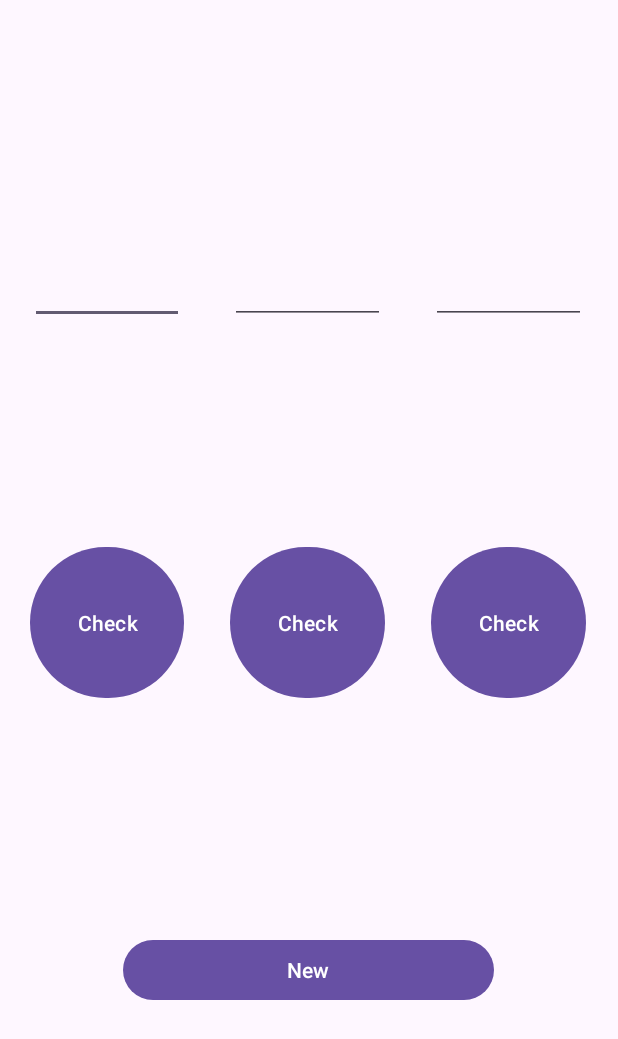
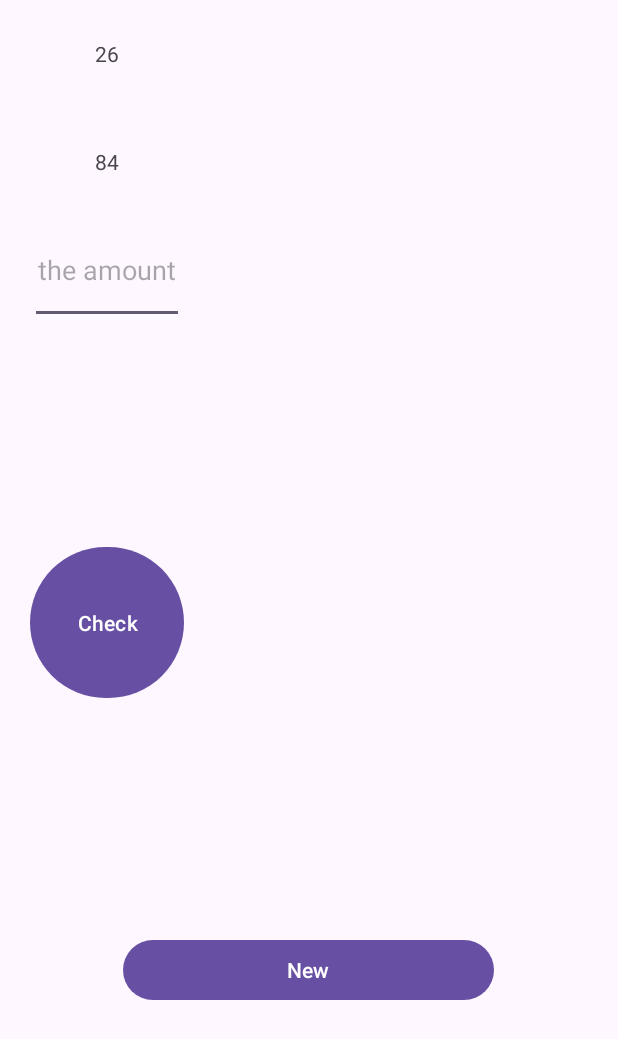
Before and after one commit to dy3722/Ex0608, an Android app: the screen it shows after launch (MainActivity), on a phone screen of 412 x 824 dp. Shown: the top 1039 px of the screen. Run offline under Robolectric (Android 15) with nearby library versions, the phone set to English and light mode, and no system bars.

Commit message:
End of column 1

```diff
--- a/app/src/main/java/com/example/ex0608/MainActivity.java
+++ b/app/src/main/java/com/example/ex0608/MainActivity.java
@@ -1,10 +1,13 @@
 package com.example.ex0608;
 
 import android.os.Bundle;
+import android.view.View;
 import android.widget.Button;
 import android.widget.EditText;
 import android.widget.ImageView;
+import android.widget.LinearLayout;
 import android.widget.TextView;
+import java.util.Random;
 
 import androidx.activity.EdgeToEdge;
 import androidx.appcompat.app.AppCompatActivity;
@@ -17,12 +20,111 @@ public class MainActivity extends AppCompatActivity {
     EditText et1,et2,et3;
     ImageView iv1,iv2,iv3;
     Button btn1,btn2,btn3,btnNew;
+    LinearLayout ll2,ll3;
+    Random rnd;
+    int tv1upNum;
+    int tv1downNum;
+    int tv2upNum;
+    int tv2downNum;
+    int tv3upNum;
+    int tv3downNum;
+    String et1text;
+    int et1num;
+    String et2text;
+    int et2num;
+    String et3text;
+    int et3num;
+    boolean stage1 = true;
+    boolean stage2 = false;
+    boolean stage3 = false;
+    String tv1upSt;
+    String tv1downSt;
+    String tv2upSt;
+    String tv2downSt;
 
     @Override
     protected void onCreate(Bundle savedInstanceState) {
         super.onCreate(savedInstanceState);
         setContentView(R.layout.activity_main);
 
+        hatunaTextView();
+        hatunaEditText();
+        hatunaImageView();
+        hatunaButton();
+        hatunaLinearLayout();
 
+        rnd = new Random();
+        tv1upNum = rnd.nextInt(100-10)+10;
+        tv1upSt = "" + tv1upNum;
+        tv1up.setText(tv1upSt);
+        tv1downNum = rnd.nextInt(100-10)+10;
+        tv1downSt = "" + tv1downNum;
+        tv1down.setText(tv1downSt);
+
+        /*
+        et2text = et2.getText().toString();
+        et2num = Integer.parseInt(et2text);
+        et3text = et3.getText().toString();
+        et3num = Integer.parseInt(et3text);
+
+         */
+    }
+
+    private void hatunaLinearLayout() {
+        ll2 = findViewById(R.id.ll2);
+        ll3 = findViewById(R.id.ll3);
+    }
+
+    private void hatunaButton() {
+        btn1 = findViewById(R.id.btn1);
+        btn2 = findViewById(R.id.btn2);
+        btn3 = findViewById(R.id.btn3);
+        btnNew = findViewById(R.id.btnNew);
+    }
+
+    private void hatunaImageView() {
+        iv1 = findViewById(R.id.iv1);
+        iv2 = findViewById(R.id.iv2);
+        iv3 = findViewById(R.id.iv3);
+    }
+
+    private void hatunaEditText() {
+        et1 = findViewById(R.id.et1);
+        et2 = findViewById(R.id.et2);
+        et3 = findViewById(R.id.et3);
+    }
+
+    private void hatunaTextView() {
+        tv1up = findViewById(R.id.tv1up);
+        tv1down = findViewById(R.id.tv1down);
+        tv2up = findViewById(R.id.tv2up);
+        tv2down = findViewById(R.id.tv2down);
+        tv3up = findViewById(R.id.tv3up);
+        tv3down = findViewById(R.id.tv3down);
+    }
+
+    public void check1(View view) {
+        if (stage1)
+        {
+            et1text = et1.getText().toString();
+            et1num = Integer.parseInt(et1text);
+            if (et1num == tv1upNum+tv1downNum)
+            {
+                iv1.setImageResource(R.drawable.v_photo);
+            }
+            else
+            {
+                iv1.setImageResource(R.drawable.x_photo);
+            }
+            stage1 = !stage1;
+            stage2 = !stage2;
+            ll2.setVisibility(View.VISIBLE);
+            tv2upNum = tv1upNum+tv1downNum;
+            tv2upSt = "" + tv2upNum;
+            tv2up.setText(tv2upSt);
+            tv2downNum = rnd.nextInt(100-10)+10;
+            tv2downSt = "" + tv2downNum;
+            tv2down.setText(tv2downSt);
+        }
     }
 }
--- a/app/src/main/res/layout/activity_main.xml
+++ b/app/src/main/res/layout/activity_main.xml
@@ -46,7 +46,8 @@
                 android:layout_weight="1"
                 android:ems="10"
                 android:gravity="center"
-                android:inputType="number" />
+                android:inputType="number"
+                android:hint = "the amount" />
 
             <ImageView
                 android:id="@+id/iv1"
@@ -59,6 +60,7 @@
                 android:layout_width="match_parent"
                 android:layout_height="0dp"
                 android:layout_weight="1.5"
+                android:onClick="check1"
                 android:text="Check" />
         </LinearLayout>
 
@@ -73,7 +75,7 @@
             android:layout_height="match_parent"
             android:layout_weight="25"
             android:orientation="vertical"
-            android:visibility="visible">
+            android:visibility="invisible">
 
             <TextView
                 android:id="@+id/tv2up"
@@ -96,7 +98,8 @@
                 android:layout_weight="1"
                 android:ems="10"
                 android:gravity="center"
-                android:inputType="number" />
+                android:inputType="number"
+                android:hint = "the amount" />
 
             <ImageView
                 android:id="@+id/iv2"
@@ -109,6 +112,7 @@
                 android:layout_width="match_parent"
                 android:layout_height="0dp"
                 android:layout_weight="1.5"
+                android:onClick="check2"
                 android:text="Check" />
         </LinearLayout>
 
@@ -123,7 +127,7 @@
             android:layout_height="match_parent"
             android:layout_weight="25"
             android:orientation="vertical"
-            android:visibility="visible">
+            android:visibility="invisible">
 
             <TextView
                 android:id="@+id/tv3up"
@@ -146,7 +150,8 @@
                 android:layout_weight="1"
                 android:ems="10"
                 android:gravity="center"
-                android:inputType="number" />
+                android:inputType="number"
+                android:hint = "the amount" />
 
             <ImageView
                 android:id="@+id/iv3"
```
Also changed, not shown: app/src/main/res/drawable/v_photo.png (added), app/src/main/res/drawable/x_photo.png (added).
